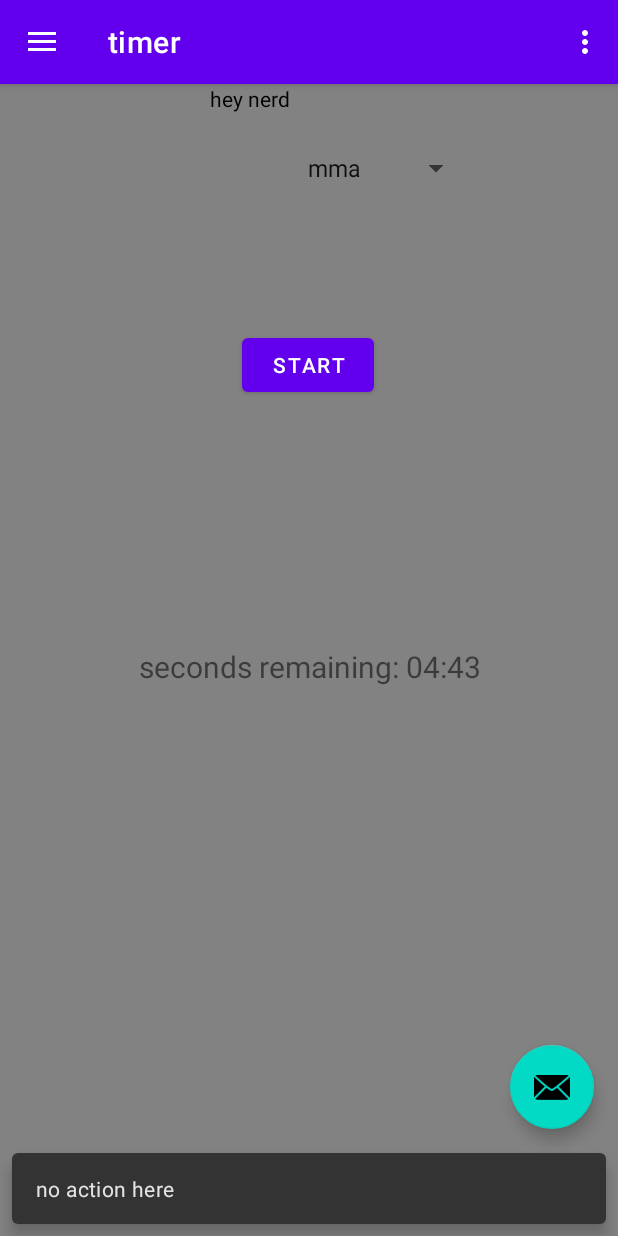
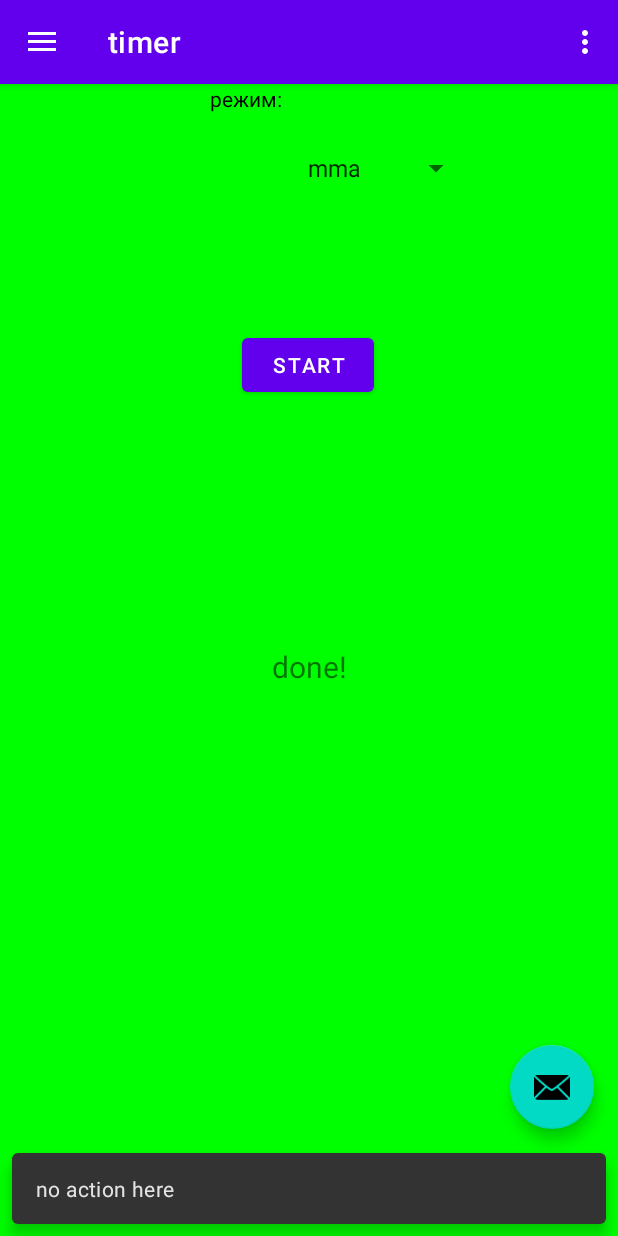
Before and after one commit to KostinMikhail/BoxingTimer, an Android app built with Jetpack Compose: the screen it shows after launch (MainActivity), after a tap on an icon or button, on a phone screen of 412 x 824 dp. Run offline under Robolectric (Android 15) with nearby library versions, the light colour scheme and no system bars; our stand-ins replace navigation-ui; 2 other taps on this screen came first.

Commit message:
timer button and change color working

```diff
--- a/app/src/main/java/com/example/timeplateactivity/ui/home/HomeFragment.kt
+++ b/app/src/main/java/com/example/timeplateactivity/ui/home/HomeFragment.kt
@@ -1,6 +1,7 @@
 package com.example.timeplateactivity.ui.home
 
 import android.content.Context
+import android.graphics.Color
 import android.os.Bundle
 import android.os.CountDownTimer
 import android.text.format.DateFormat
@@ -10,6 +11,7 @@ import android.view.ViewGroup
 import android.widget.Button
 import android.widget.TextView
 import android.widget.Toast
+import androidx.compose.ui.graphics.Color.Companion.Red
 import androidx.fragment.app.Fragment
 import androidx.fragment.app.viewModels
 import androidx.lifecycle.ViewModelProvider
@@ -22,13 +24,7 @@ import java.text.SimpleDateFormat
 import java.util.*
 import java.util.concurrent.TimeUnit
 
-
-
-
 class HomeFragment : Fragment(R.layout.fragment_home) {
-
-
-
 
    private var _binding: FragmentHomeBinding? = null
     private val binding get() = _binding!!
@@ -52,14 +48,12 @@ class HomeFragment : Fragment(R.layout.fragment_home) {
             textView.text = it
 
         }
+        root.setBackgroundColor(Color.GREEN)
 
+        binding.btnStart.setOnClickListener{
 
-//        binding.btnStart.setOnClickListener{ viewModel.userClicked() }
-        binding.textView2.text = "hey nerd"
+            object : CountDownTimer(3000, 1000) {
 
-
-        object : CountDownTimer(300000, 1000) {
-// метод ChangeColour1 - изменить цвет, когда начинается онтик, когда он заканчивается, вернуть вьюбэкграунд колор = грин
                 override fun onTick(millisUntilFinished: Long) {
                     val date = Date(millisUntilFinished)
                     var formatter = SimpleDateFormat("mm:ss")
@@ -72,8 +66,17 @@ class HomeFragment : Fragment(R.layout.fragment_home) {
                 override fun onFinish() {
 // метод ChangeColour2 - изменить цвет, когда начинается онтик, когда он заканчивается, вернуть вьюбэкграунд колор = грин
                     textView.setText("done!")
+                    root.setBackgroundColor(Color.GREEN)
                 }
             }.start()
+                root.setBackgroundColor(Color.RED)
+
+
+                }
+
+
+
+
 
         return root
     }
```
Lines whose indentation alone changed are shown as unchanged.
